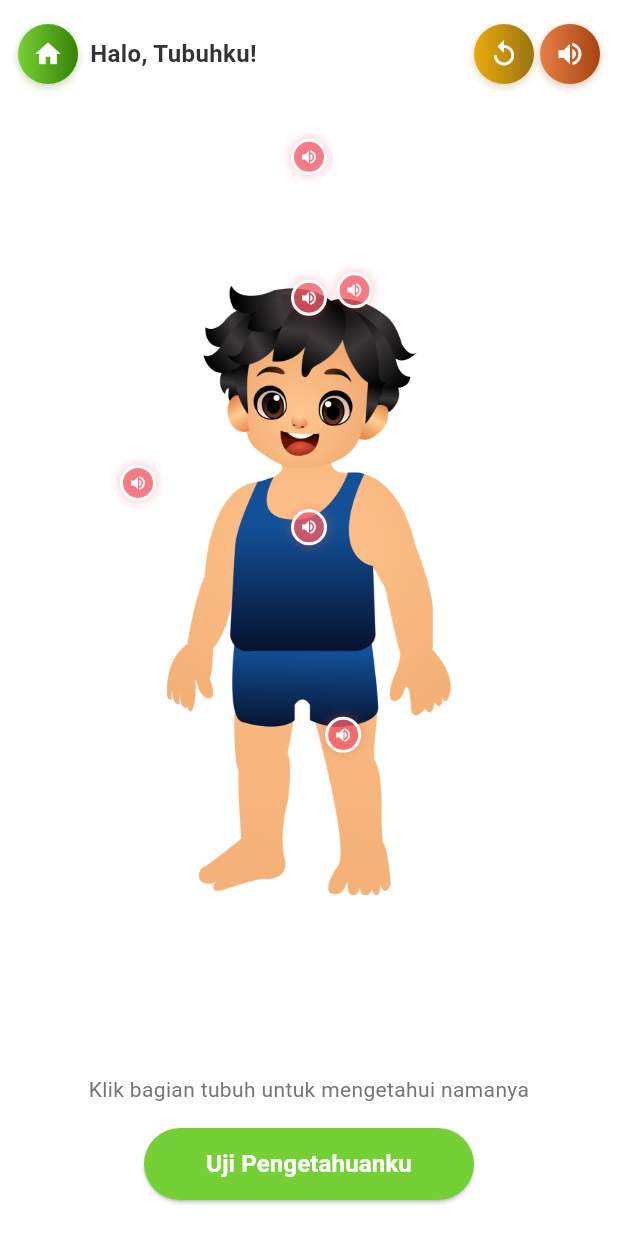
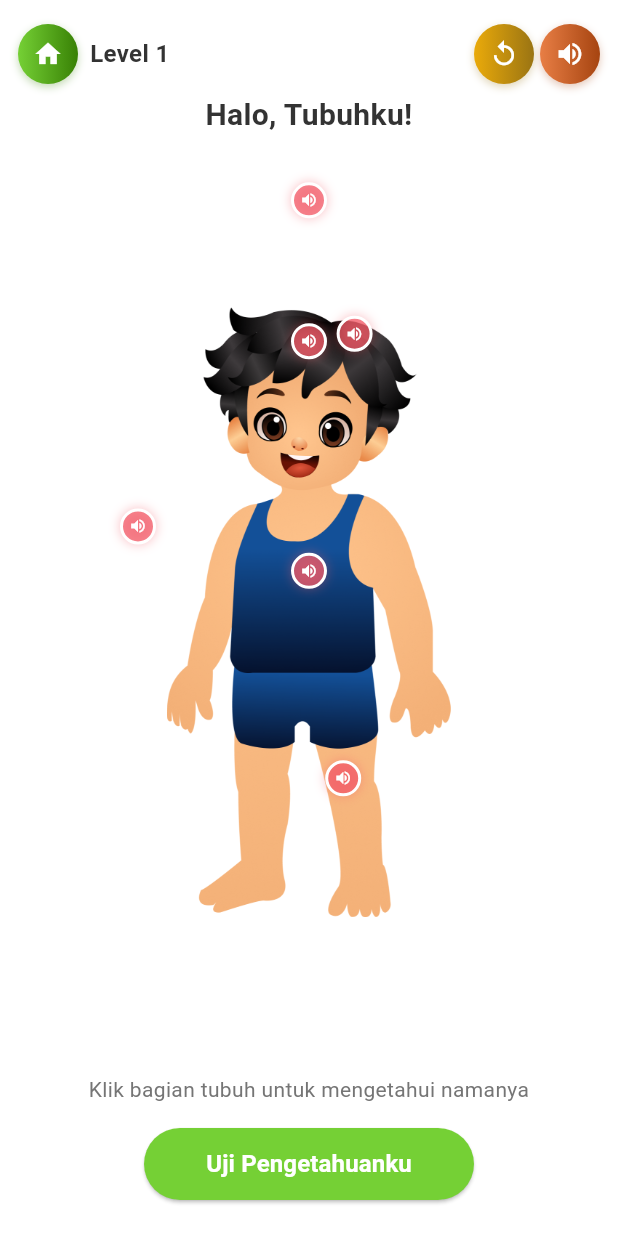
Before and after one commit to mayshacutes/BOBIE, a Flutter app: the Level1Screen screen opened by its route, on a phone screen of 412 x 824 dp. Run offline on Flutter 3.47's test engine with Material 3 defaults, Android fonts, the phone set to English and light mode, and no system bars; our stand-ins replace google_fonts; Roboto replaces fonts that are missing (Jua).

Commit message:
Fix urutan: Level 1 dulu baru judul di bawahnya

```diff
--- a/bobie_app/lib/screens/modul/games/level1_screen.dart
+++ b/bobie_app/lib/screens/modul/games/level1_screen.dart
@@ -191,7 +191,13 @@ class _Level1ScreenState extends State<Level1Screen> {
   Widget _buildSectionA() {
     return Column(
       children: [
-        _buildTopBar('Halo, Tubuhku!'),
+        _buildTopBar(),
+        Padding(
+          padding: const EdgeInsets.symmetric(horizontal: 16),
+          child: Text('Halo, Tubuhku!',
+              style: GoogleFonts.jua(fontSize: 20, fontWeight: FontWeight.w600, color: AppColors.black),
+              textAlign: TextAlign.center),
+        ),
         Expanded(
           child: Padding(
             padding: const EdgeInsets.fromLTRB(16, 8, 16, 24),
@@ -290,7 +296,13 @@ class _Level1ScreenState extends State<Level1Screen> {
   Widget _buildSectionB() {
     return Column(
       children: [
-        _buildTopBar('Apa saja bagian tubuhku?'),
+        _buildTopBar(),
+        Padding(
+          padding: const EdgeInsets.symmetric(horizontal: 16),
+          child: Text('Apa saja bagian tubuhku?',
+              style: GoogleFonts.jua(fontSize: 20, fontWeight: FontWeight.w600, color: AppColors.black),
+              textAlign: TextAlign.center),
+        ),
         Expanded(
           child: SingleChildScrollView(
             child: Padding(
@@ -326,7 +338,7 @@ class _Level1ScreenState extends State<Level1Screen> {
 
   // ─────────────────────── SHARED WIDGETS ───────────────────────
 
-  Widget _buildTopBar(String title) {
+  Widget _buildTopBar() {
     return Container(
       padding: const EdgeInsets.fromLTRB(12, 16, 12, 6),
       child: Row(
@@ -337,10 +349,8 @@ class _Level1ScreenState extends State<Level1Screen> {
             onPressed: () => Navigator.pop(context),
           ),
           const SizedBox(width: 8),
-          Expanded(
-            child: Text(title,
-                style: GoogleFonts.jua(fontSize: 16, fontWeight: FontWeight.w600, color: AppColors.black)),
-          ),
+          Text('Level 1',
+              style: GoogleFonts.jua(fontSize: 16, fontWeight: FontWeight.w600, color: AppColors.black)),
           const Spacer(),
           _CircleButton(
             icon: Icons.replay,
```
